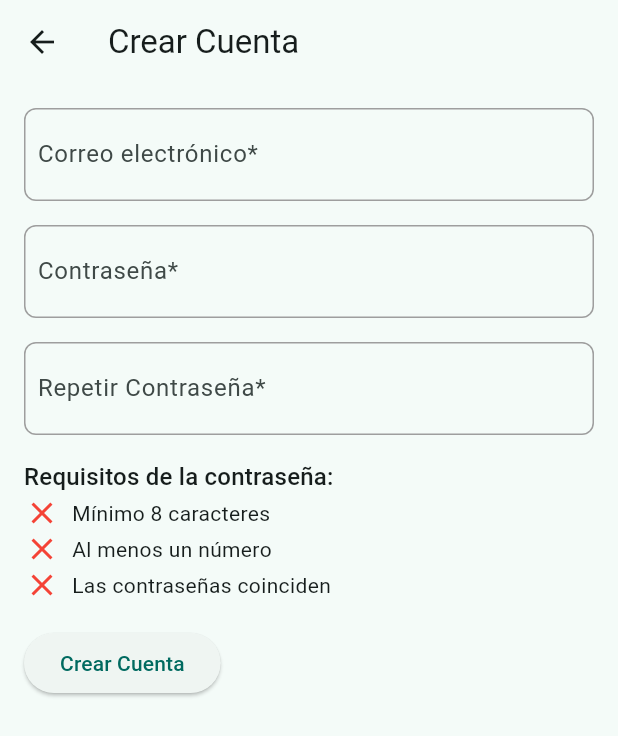
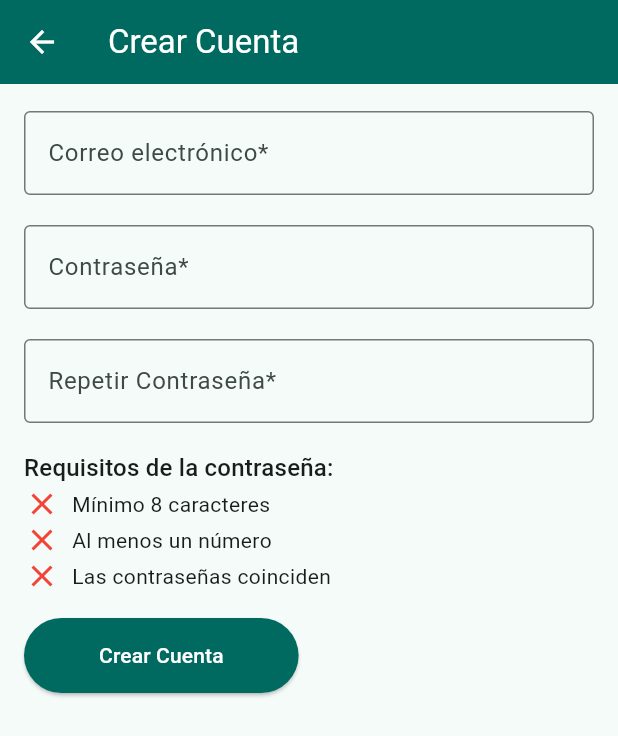
Before and after one commit to cheo2322/my_league_flutter, a Flutter app: the screen it shows after launch, in the side drawer, after a tap on "Crear cuenta", on a phone screen of 412 x 824 dp. Shown: the top 736 px of the screen. Run offline on Flutter 3.47's test engine with Material 3 defaults, Android fonts, the phone set to English and light mode, and no system bars; our stand-ins replace dio, flutter_secure_storage, font_awesome_flutter; network calls fail.

Commit message:
US-013: Fix view for signup

```diff
--- a/lib/screens/login/signup_page.dart
+++ b/lib/screens/login/signup_page.dart
@@ -58,14 +58,21 @@ class _SignupPageState extends State<SignupPage> {
 
   @override
   Widget build(BuildContext context) {
+    final primaryColor = Theme.of(context).primaryColor;
+
     return Scaffold(
-      appBar: AppBar(title: const Text('Crear Cuenta')),
+      appBar: AppBar(
+        title: const Text('Crear Cuenta', style: TextStyle(color: Colors.white)),
+        backgroundColor: primaryColor,
+        iconTheme: const IconThemeData(color: Colors.white),
+      ),
       body: SingleChildScrollView(
         padding: const EdgeInsets.all(16.0),
         child: Column(
           crossAxisAlignment: CrossAxisAlignment.start,
           children: [
             _buildCustomTextField(
+              primaryColor,
               'Correo electrónico*',
               TextInputType.emailAddress,
               emailController,
@@ -77,6 +84,7 @@ class _SignupPageState extends State<SignupPage> {
             // _buildCustomTextField('Usuario*', TextInputType.text, usernameController),
             // const SizedBox(height: 16.0),
             _buildCustomTextField(
+              primaryColor,
               'Contraseña*',
               TextInputType.text,
               passwordController,
@@ -85,6 +93,7 @@ class _SignupPageState extends State<SignupPage> {
             ),
             const SizedBox(height: 16.0),
             _buildCustomTextField(
+              primaryColor,
               'Repetir Contraseña*',
               TextInputType.text,
               confirmPasswordController,
@@ -102,6 +111,10 @@ class _SignupPageState extends State<SignupPage> {
             _buildPasswordRequirements(context),
             const SizedBox(height: 16.0),
             ElevatedButton(
+              style: ElevatedButton.styleFrom(
+                backgroundColor: primaryColor,
+                padding: const EdgeInsets.symmetric(horizontal: 50, vertical: 15),
+              ),
               onPressed: () {
                 if (passwordController.text.isEmpty ||
                     confirmPasswordController.text.isEmpty ||
@@ -124,7 +137,11 @@ class _SignupPageState extends State<SignupPage> {
                           secureStorage.write(key: 'auth_token', value: result.token);
 
                           ScaffoldMessenger.of(context).showSnackBar(
-                            const SnackBar(content: Text('Cuenta creada exitosamente')),
+                            SnackBar(
+                              content: Text('Cuenta creada exitosamente'),
+                              backgroundColor: primaryColor,
+                              duration: const Duration(seconds: 3),
+                            ),
                           );
 
                           Navigator.pushReplacement(
@@ -135,7 +152,7 @@ class _SignupPageState extends State<SignupPage> {
                       });
                 }
               },
-              child: const Text('Crear Cuenta'),
+              child: const Text('Crear Cuenta', style: TextStyle(color: Colors.white)),
             ),
           ],
         ),
@@ -158,6 +175,7 @@ class _SignupPageState extends State<SignupPage> {
   }
 
   Widget _buildCustomTextField(
+    Color primaryColor,
     String labelText,
     TextInputType keyboardType,
     TextEditingController? controller, {
@@ -168,11 +186,7 @@ class _SignupPageState extends State<SignupPage> {
     Widget? trailingIcon,
   }) {
     return Container(
-      padding: const EdgeInsets.symmetric(horizontal: 8.0, vertical: 2.0),
-      decoration: BoxDecoration(
-        border: Border.all(color: errorText == null ? Colors.grey : Colors.red),
-        borderRadius: BorderRadius.circular(8.0),
-      ),
+      padding: const EdgeInsets.symmetric(vertical: 2.0),
       child: Row(
         children: [
           Expanded(
@@ -183,9 +197,12 @@ class _SignupPageState extends State<SignupPage> {
               focusNode: focusNode,
               decoration: InputDecoration(
                 labelText: labelText,
-                border: InputBorder.none,
+                border: const OutlineInputBorder(),
                 errorText: errorText,
+                focusedBorder: OutlineInputBorder(borderSide: BorderSide(color: primaryColor)),
+                floatingLabelStyle: TextStyle(color: primaryColor),
               ),
+              cursorColor: primaryColor,
               onChanged: onChanged,
             ),
           ),
--- a/lib/widgets/user_drawer.dart
+++ b/lib/widgets/user_drawer.dart
@@ -8,6 +8,7 @@ class UserDrawer extends StatelessWidget {
   const UserDrawer({super.key});
 
   final FlutterSecureStorage secureStorage = const FlutterSecureStorage();
+  static const redColor = Color.fromARGB(255, 239, 39, 25);
 
   Future<String?> _getToken() async {
     return await secureStorage.read(key: 'auth_token');
@@ -23,15 +24,12 @@ class UserDrawer extends StatelessWidget {
     ScaffoldMessenger.of(context).showSnackBar(
       const SnackBar(
         content: Text('Sesión cerrada correctamente'),
-        backgroundColor: Colors.red,
+        backgroundColor: redColor,
         duration: Duration(seconds: 3),
       ),
     );
 
-    Navigator.pushReplacement(
-      context,
-      MaterialPageRoute(builder: (context) => const HomePage()),
-    );
+    Navigator.pushReplacement(context, MaterialPageRoute(builder: (context) => const HomePage()));
   }
 
   @override
@@ -51,23 +49,16 @@ class UserDrawer extends StatelessWidget {
               FutureBuilder<String?>(
                 future: _getUsername(),
                 builder: (context, usernameSnapshot) {
-                  if (usernameSnapshot.connectionState ==
-                      ConnectionState.waiting) {
+                  if (usernameSnapshot.connectionState == ConnectionState.waiting) {
                     return DrawerHeader(
-                      decoration: BoxDecoration(
-                        color: Theme.of(context).primaryColor,
-                      ),
-                      child: const Center(
-                        child: CircularProgressIndicator(color: Colors.white),
-                      ),
+                      decoration: BoxDecoration(color: Theme.of(context).primaryColor),
+                      child: const Center(child: CircularProgressIndicator(color: Colors.white)),
                     );
                   }
 
                   final username = usernameSnapshot.data;
                   return DrawerHeader(
-                    decoration: BoxDecoration(
-                      color: Theme.of(context).primaryColor,
-                    ),
+                    decoration: BoxDecoration(color: Theme.of(context).primaryColor),
                     child: Center(
                       child: Text(
                         username ??
@@ -86,33 +77,23 @@ class UserDrawer extends StatelessWidget {
 
               if (!tokenExists)
                 ListTile(
-                  leading: Icon(
-                    Icons.login,
-                    color: Theme.of(context).primaryColor,
-                  ),
+                  leading: Icon(Icons.login, color: Theme.of(context).primaryColor),
                   title: const Text('Iniciar sesión'),
                   onTap: () {
                     Navigator.push(
                       context,
-                      MaterialPageRoute(
-                        builder: (context) => const LoginPage(),
-                      ),
+                      MaterialPageRoute(builder: (context) => const LoginPage()),
                     );
                   },
                 ),
               if (!tokenExists)
                 ListTile(
-                  leading: Icon(
-                    Icons.person_add,
-                    color: Theme.of(context).primaryColor,
-                  ),
+                  leading: Icon(Icons.person_add, color: Theme.of(context).primaryColor),
                   title: const Text('Crear cuenta'),
                   onTap: () {
                     Navigator.push(
                       context,
-                      MaterialPageRoute(
-                        builder: (context) => const SignupPage(),
-                      ),
+                      MaterialPageRoute(builder: (context) => const SignupPage()),
                     );
                   },
                 ),
@@ -121,11 +102,8 @@ class UserDrawer extends StatelessWidget {
 
               if (tokenExists)
                 ListTile(
-                  leading: const Icon(Icons.logout, color: Colors.red),
-                  title: const Text(
-                    'Cerrar sesión',
-                    style: TextStyle(color: Colors.red),
-                  ),
+                  leading: const Icon(Icons.logout, color: redColor),
+                  title: const Text('Cerrar sesión', style: TextStyle(color: redColor)),
                   onTap: () => _logout(context),
                 ),
             ],
```
